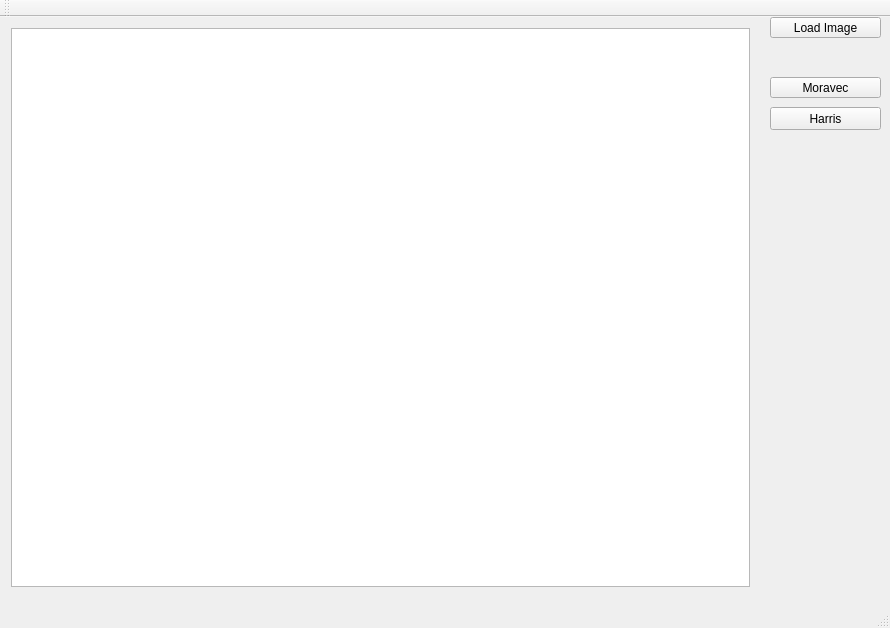
Before: the Qt Designer form mainwindow.ui in Mogikan/CVlabs, drawn with Qt 5.
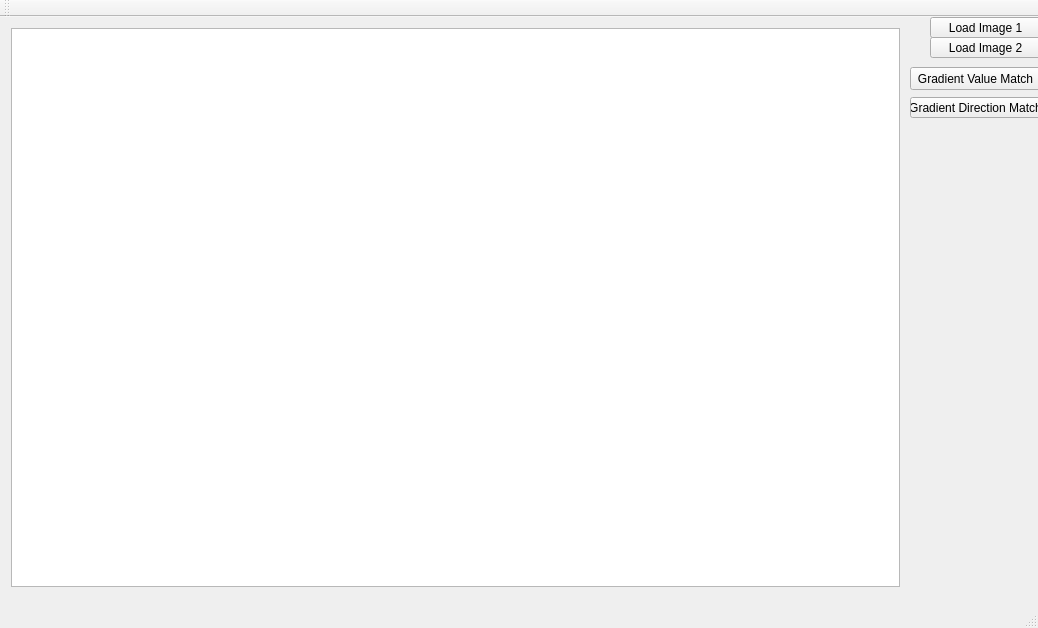
After: the same form once the commit is applied.

What changed in the file:
```diff
--- a/mainwindow.ui
+++ b/mainwindow.ui
@@ -6,7 +6,7 @@
    <rect>
     <x>0</x>
     <y>0</y>
-    <width>890</width>
+    <width>1038</width>
     <height>628</height>
    </rect>
   </property>
@@ -17,14 +17,14 @@
    <widget class="QPushButton" name="pushButton">
     <property name="geometry">
      <rect>
-      <x>770</x>
+      <x>930</x>
       <y>0</y>
       <width>111</width>
       <height>21</height>
      </rect>
     </property>
     <property name="text">
-     <string>Load Image</string>
+     <string>Load Image 1</string>
     </property>
    </widget>
    <widget class="QWidget" name="gridLayoutWidget">
@@ -32,7 +32,7 @@
      <rect>
       <x>0</x>
       <y>0</y>
-      <width>761</width>
+      <width>911</width>
       <height>581</height>
      </rect>
     </property>
@@ -45,27 +45,40 @@
    <widget class="QPushButton" name="pushButton_3">
     <property name="geometry">
      <rect>
-      <x>770</x>
-      <y>60</y>
+      <x>930</x>
+      <y>20</y>
       <width>111</width>
       <height>21</height>
      </rect>
     </property>
     <property name="text">
-     <string>Moravec</string>
+     <string>Load Image 2</string>
     </property>
    </widget>
    <widget class="QPushButton" name="pushButton_4">
     <property name="geometry">
      <rect>
-      <x>770</x>
-      <y>90</y>
-      <width>111</width>
+      <x>910</x>
+      <y>50</y>
+      <width>131</width>
       <height>23</height>
      </rect>
     </property>
     <property name="text">
-     <string>Harris</string>
+     <string>Gradient Value Match</string>
+    </property>
+   </widget>
+   <widget class="QPushButton" name="pushButton_5">
+    <property name="geometry">
+     <rect>
+      <x>910</x>
+      <y>80</y>
+      <width>131</width>
+      <height>21</height>
+     </rect>
+    </property>
+    <property name="text">
+     <string>Gradient Direction Match</string>
     </property>
    </widget>
   </widget>
```
Left out of the diff: 2 changed lines with no effect on the pictures.
